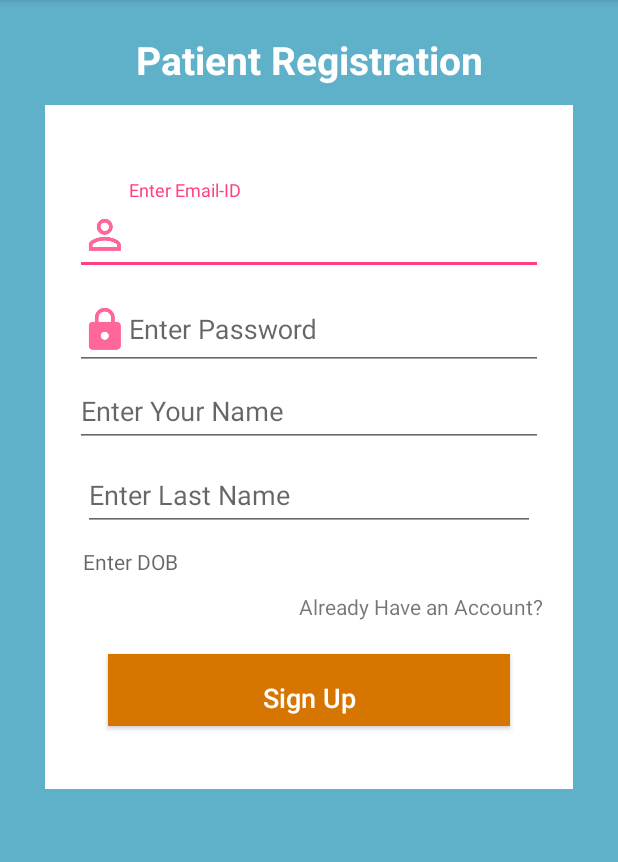
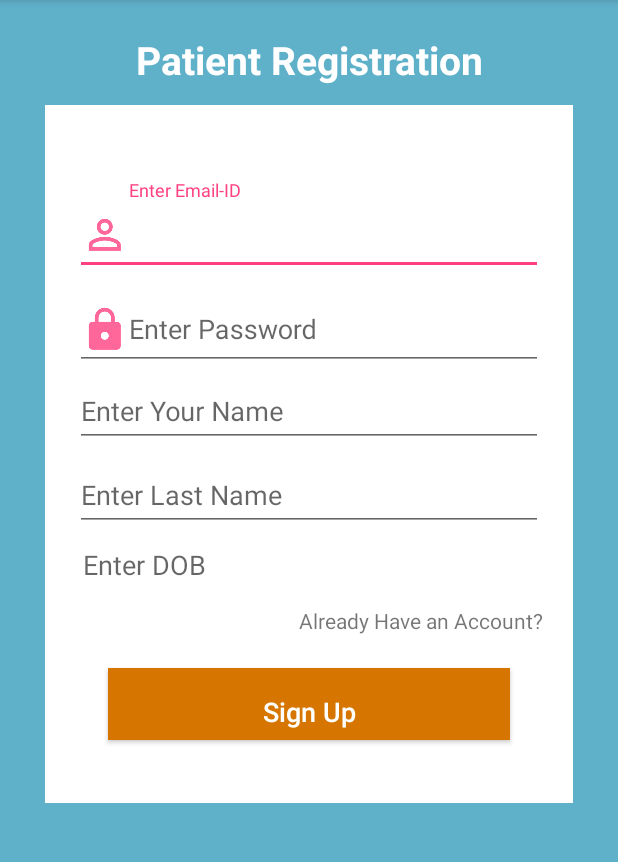
Before and after one commit to tinuthomson/HospitalManagement, an Android app: the RegisterActivity screen opened directly, with no data from a screen before it, after a tap on "Sign Up", on a phone screen of 412 x 824 dp, the part 84-946 px from its top. Run offline under Robolectric (Android 15) with nearby library versions, the phone set to English and light mode, and no system bars; our stand-ins replace Firebase (no records; nobody signed in at launch, a user with empty details on screens opened directly); libraries missing offline, so code that uses them is left out: com.scottyab.showhidepasswordedittext; plain views replace ShowHidePasswordEditText; 1 statement that could not run was skipped.

Commit message:
small changes

```diff
--- a/app/src/main/java/com/zibbix/hospital/hospitalmanagement/RegisterActivity.java
+++ b/app/src/main/java/com/zibbix/hospital/hospitalmanagement/RegisterActivity.java
@@ -31,17 +31,19 @@ import java.util.Calendar;
 public class RegisterActivity extends AppCompatActivity implements NavigationView.OnNavigationItemSelectedListener {
 
     //defining view objects
-    private EditText editTextEmail, fname, lname;
+    private EditText email, fname, lname;
     private TextView dob;
-    private EditText editTextPassword;
+    private EditText password;
     private Button buttonSignup;
-    private TextView textViewSignin;
+    private TextView signin;
     private ProgressDialog progressDialog;
     //defining firebaseauth object
     private FirebaseAuth mAuth;
-    private DatabaseReference mDatabase;
+    private DatabaseReference userDatabase;
+    private DatabaseReference roleDatabase;
     private TextView tv_fromdate,tv_todate;
-    private String currentdate,fromdate,todate,dateformat;
+    private String fromdate;
+    private String dateformat;
     @SuppressLint("SimpleDateFormat")
     @Override
     protected void onCreate(Bundle savedInstanceState) {
@@ -49,9 +51,9 @@ public class RegisterActivity extends AppCompatActivity implements NavigationVie
         setContentView(R.layout.activity_register);
         @SuppressLint("SimpleDateFormat") SimpleDateFormat dateFormat1 = new SimpleDateFormat("dd-MM-yyyy");
         Calendar cal = Calendar.getInstance();
-        currentdate = dateFormat1.format(cal.getTime());
+        String currentdate = dateFormat1.format(cal.getTime());
         fromdate=new SimpleDateFormat("yyyy-MM-dd").format(cal.getTime());
-        todate=new SimpleDateFormat("yyyy-MM-dd").format(cal.getTime());
+        String todate = new SimpleDateFormat("yyyy-MM-dd").format(cal.getTime());
         isInternetOn();
         android.support.v7.app.ActionBar actionBar = getSupportActionBar();
         assert actionBar != null;
@@ -69,16 +71,16 @@ public class RegisterActivity extends AppCompatActivity implements NavigationVie
             startActivity(new Intent(this,LoginActivity.class));
         }
         //initializing views
-        fname = (EditText) findViewById(R.id.editTextPassword1);
-        lname = (EditText) findViewById(R.id.editTextPassword2);
-        dob = (TextView) findViewById(R.id.editTextPassword100);
-        editTextEmail = (EditText) findViewById(R.id.editTextEmail);
-        editTextPassword = (EditText) findViewById(R.id.editTextPassword);
-        textViewSignin = (TextView) findViewById(R.id.textView2);
+        fname = (EditText) findViewById(R.id.first_name);
+        lname = (EditText) findViewById(R.id.last_name);
+        dob = (TextView) findViewById(R.id.date_of_birth);
+        email = (EditText) findViewById(R.id.patient_email);
+        password = (EditText) findViewById(R.id.patient_password);
+        signin = (TextView) findViewById(R.id.signin);
         buttonSignup = (Button) findViewById(R.id.buttonSignup);
 
         progressDialog = new ProgressDialog(this);
-dob.setOnClickListener(new View.OnClickListener() {
+        dob.setOnClickListener(new View.OnClickListener() {
     @Override
     public void onClick(View v) {
         Calendar mcurrentDate=Calendar.getInstance();
@@ -122,13 +124,14 @@ dob.setOnClickListener(new View.OnClickListener() {
 
 
     private void registerUser() {
-        mDatabase = FirebaseDatabase.getInstance().getReference().child("Users");
+        userDatabase = FirebaseDatabase.getInstance().getReference().child("Users");
+        roleDatabase = FirebaseDatabase.getInstance().getReference().child("Roles").child("Patients");
         //getting email and password from edit texts
         final String first_name = fname.getText().toString().trim();
         final String last_name = lname.getText().toString().trim();
         final String DOB = dob.getText().toString().trim();
-        String email = editTextEmail.getText().toString().trim();
-        String password = editTextPassword.getText().toString().trim();
+        String email = this.email.getText().toString().trim();
+        String password = this.password.getText().toString().trim();
         //checking if email and passwords are empty
         if (TextUtils.isEmpty(email)) {
             Toast.makeText(this, "Please enter email", Toast.LENGTH_LONG).show();
@@ -152,7 +155,7 @@ dob.setOnClickListener(new View.OnClickListener() {
             return;
         }
         if (password.length() < 6) {
-            editTextPassword.setError("Minimum 8 Characters is needed");
+            this.password.setError("Minimum 8 Characters is needed");
         } else {
             //if the email and password are not empty
             //displaying a progress dialog
@@ -168,10 +171,11 @@ dob.setOnClickListener(new View.OnClickListener() {
                             //checking if success
                             if (task.isSuccessful()) {
                                 String user_id = mAuth.getCurrentUser().getUid();
-                                DatabaseReference current_user_db = mDatabase.child(user_id);
+                                DatabaseReference current_user_db = userDatabase.child(user_id);
                                 current_user_db.child("fname").setValue(first_name);
                                 current_user_db.child("lname").setValue(last_name);
                                 current_user_db.child("dob").setValue(DOB);
+                                roleDatabase.child(user_id).setValue("true");
                                 progressDialog.dismiss();
                                 finish();
                                 startActivity(new Intent(RegisterActivity.this,LoginActivity.class));
@@ -189,7 +193,7 @@ dob.setOnClickListener(new View.OnClickListener() {
         if (view == buttonSignup) {
             registerUser();
         }
-        if (view == textViewSignin) {
+        if (view == signin) {
             //open login activity when user taps on the already registered textview
             startActivity(new Intent(this, LoginActivity.class));
         }
@@ -243,55 +247,4 @@ dob.setOnClickListener(new View.OnClickListener() {
                 return super.onOptionsItemSelected(item);
         }
     }
-   /* public void backButtonHandler() {
-        AlertDialog.Builder alertDialog = new AlertDialog.Builder(RegisterActivity.this);
-
-        // Setting Dialog Title
-
-        alertDialog.setTitle("Leave application?");
-
-        // Setting Dialog Message
-
-        alertDialog.setMessage("Are you sure you want to leave the application?");
-
-        // Setting Icon to Dialog
-
-        alertDialog.setIcon(R.drawable.ic_food);
-
-        // Setting Positive "Yes" Button
-
-        alertDialog.setPositiveButton("YES",
-
-        new DialogInterface.OnClickListener() {
-
-            public void onClick(DialogInterface dialog, int which) {
-
-                finish();
-
-            }
-
-        });
-
-        // Setting Negative "NO" Button
-
-        alertDialog.setNegativeButton("NO",
-
-        new DialogInterface.OnClickListener() {
-
-            public void onClick(DialogInterface dialog, int which) {
-
-                // Write your code here to invoke NO event
-
-                dialog.cancel();
-
-            }
-
-        });
-
-        // Showing Alert Message
-
-        alertDialog.show();
-
-    }*/
-
 }
--- a/app/src/main/res/layout/activity_login.xml
+++ b/app/src/main/res/layout/activity_login.xml
@@ -43,7 +43,7 @@
                 android:layout_height="wrap_content">
 
                 <EditText
-                    android:id="@+id/editTextEmail"
+                    android:id="@+id/patient_email"
                     android:layout_width="fill_parent"
                     android:layout_height="wrap_content"
                     android:drawableLeft="@drawable/user"
@@ -58,7 +58,7 @@
                 android:layout_height="wrap_content">
 
                 <com.scottyab.showhidepasswordedittext.ShowHidePasswordEditText
-                    android:id="@+id/editTextPassword"
+                    android:id="@+id/patient_password"
                     android:layout_width="fill_parent"
                     android:layout_height="wrap_content"
                     android:layout_marginTop="16dp"
--- a/app/src/main/res/layout/activity_register.xml
+++ b/app/src/main/res/layout/activity_register.xml
@@ -42,7 +42,7 @@
                 android:layout_height="wrap_content">
 
                 <EditText
-                    android:id="@+id/editTextEmail"
+                    android:id="@+id/patient_email"
                     android:layout_width="fill_parent"
                     android:layout_height="wrap_content"
                     android:drawableLeft="@drawable/user"
@@ -57,7 +57,7 @@
                 android:layout_height="wrap_content">
 
                 <com.scottyab.showhidepasswordedittext.ShowHidePasswordEditText
-                    android:id="@+id/editTextPassword"
+                    android:id="@+id/patient_password"
                     android:layout_width="fill_parent"
                     android:layout_height="wrap_content"
                     android:layout_marginTop="16dp"
@@ -73,7 +73,7 @@
                 android:layout_width="match_parent"
                 android:layout_height="wrap_content">
             <EditText
-                android:id="@+id/editTextPassword1"
+                android:id="@+id/first_name"
                 android:layout_width="match_parent"
                 android:layout_height="wrap_content"
                 android:layout_gravity="right"
@@ -86,10 +86,9 @@
                 android:layout_height="match_parent">
 
                 <EditText
-                    android:id="@+id/editTextPassword2"
+                    android:id="@+id/last_name"
                     android:layout_width="match_parent"
                     android:layout_height="wrap_content"
-                    android:layout_margin="5dp"
                     android:hint="Enter Last Name"
                     android:inputType="text" />
             </android.support.design.widget.TextInputLayout>
@@ -98,16 +97,19 @@
                 android:layout_height="match_parent">
 
                 <TextView
-                    android:id="@+id/editTextPassword100"
+                    android:id="@+id/date_of_birth"
                     android:layout_width="match_parent"
                     android:layout_height="wrap_content"
-                    android:layout_margin="5dp"
                     android:hint="Enter DOB"
-                    android:textAlignment="textStart" />
+                    android:paddingBottom="10dp"
+                    android:paddingLeft="5dp"
+                    android:paddingTop="10dp"
+                    android:textAlignment="gravity"
+                    android:textSize="18sp" />
             </android.support.design.widget.TextInputLayout>
 
             <TextView
-                android:id="@+id/textView2"
+                android:id="@+id/signin"
                 android:layout_width="wrap_content"
                 android:layout_height="wrap_content"
                 android:layout_gravity="right"
```
Also changed, not shown: app/src/main/java/com/zibbix/hospital/hospitalmanagement/AppointActivity.java (+16 -11 lines), app/src/main/java/com/zibbix/hospital/hospitalmanagement/LoginActivity.java (+3 -6 lines), app/src/main/res/layout/booking.xml (+5 -5 lines), app/src/main/res/menu/activity_appoint_drawer.xml (+3 -16 lines), app/src/main/ic_launcher-web.png (added), app/src/main/res/drawable-hdpi/ic_logout.png (added), app/src/main/res/drawable-mdpi/ic_logout.png (added), app/src/main/res/drawable-xhdpi/ic_logout.png (added), app/src/main/res/drawable-xxhdpi/ic_logout.png (added), app/src/main/res/mipmap-hdpi/ic_launcher.png, app/src/main/res/mipmap-mdpi/ic_launcher.png, app/src/main/res/mipmap-xhdpi/ic_launcher.png, app/src/main/res/mipmap-xxhdpi/ic_launcher.png, app/src/main/res/mipmap-xxxhdpi/ic_launcher.png.
